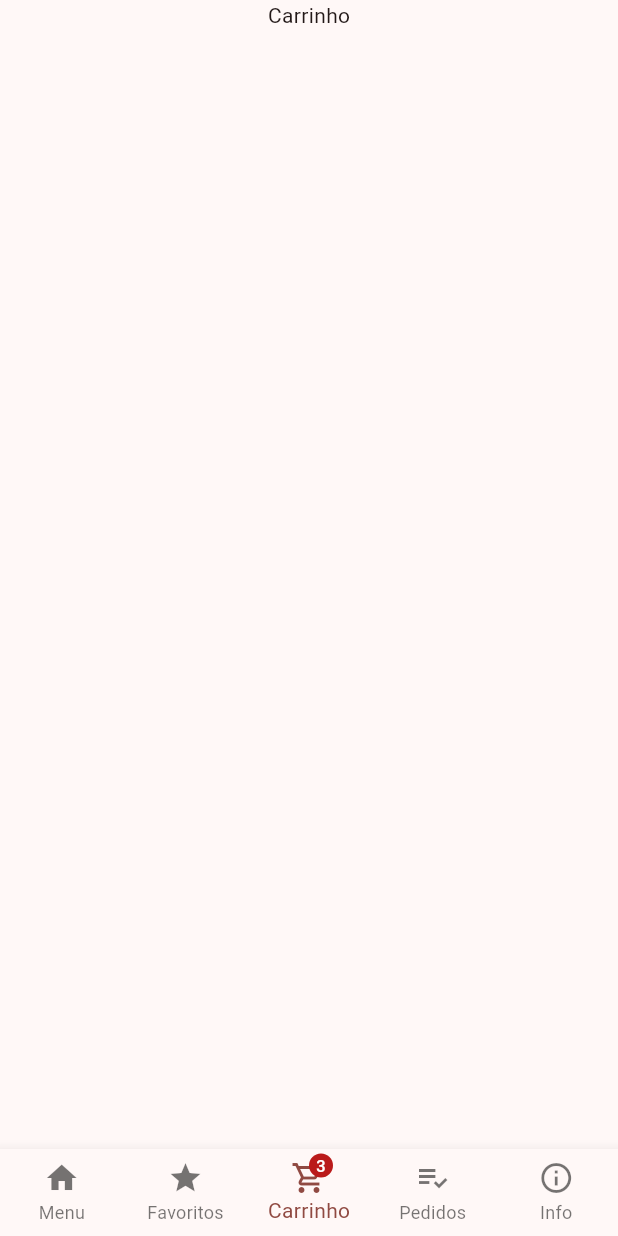
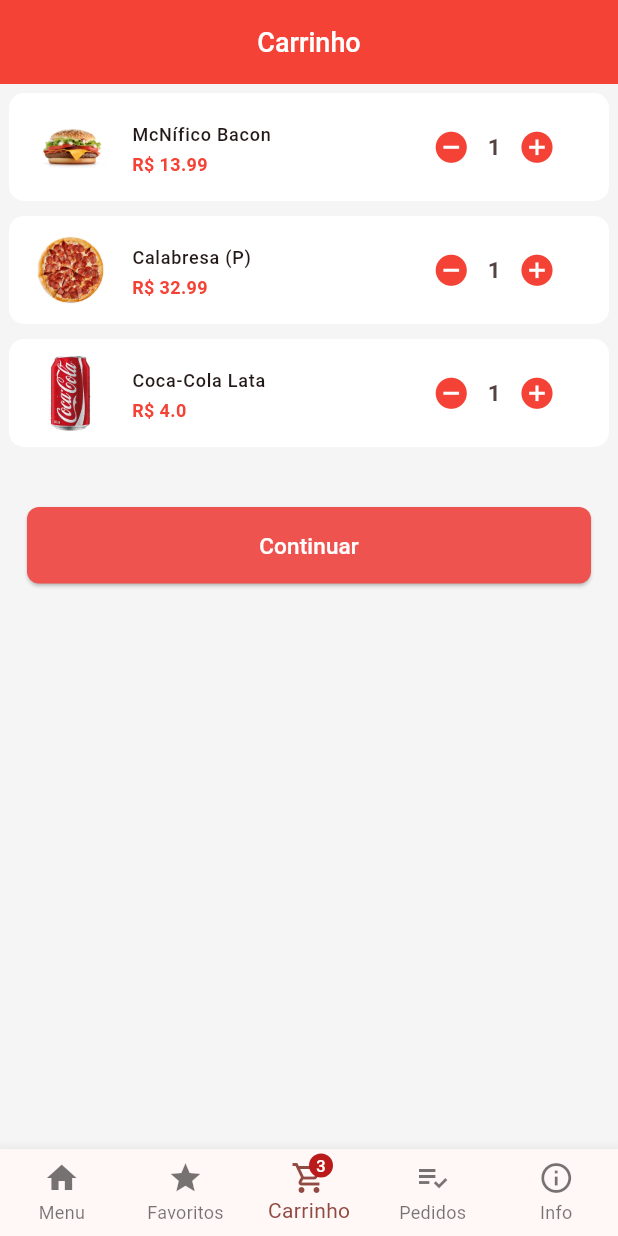
Before and after one commit to melquetrindade/delivery_app, a Flutter app: the screen it shows after launch, swiped to page 3, on a phone screen of 412 x 824 dp. Run offline on Flutter 3.47's test engine with Material 3 defaults, Android fonts, the phone set to English and light mode, and no system bars; network calls fail.

Commit message:
criando a tela de item_produto e desenvolvendo a lógica de adicionar produto ao carrinho

```diff
--- a/delivery_app/lib/pages/carrinho_page.dart
+++ b/delivery_app/lib/pages/carrinho_page.dart
@@ -1,6 +1,6 @@
-import 'package:delivery_app/models/produto.dart';
 import 'package:delivery_app/repository/carrinho.dart';
 import 'package:flutter/material.dart';
+import 'package:flutter/widgets.dart';
 import 'package:provider/provider.dart';
 
 class CarrinhoPage extends StatefulWidget {
@@ -11,57 +11,131 @@ class CarrinhoPage extends StatefulWidget {
 }
 
 class _CarrinhoPageState extends State<CarrinhoPage> {
-  late List<Produto> listaCarrinho;
+  late List<ItemCarrinho> listaCarrinho;
   late CarrinhoRepository carrinho;
-
-  addAoCarrinho(Produto produto) {
-    carrinho.addProduto(produto);
-  }
 
   @override
   Widget build(BuildContext context) {
-    print('mudou o carrinho pages');
     carrinho = context.watch<CarrinhoRepository>();
     listaCarrinho = carrinho.objCarrinho;
-    listaCarrinho.forEach((element) => print(element.nome));
+    //listaCarrinho.forEach((element) => print(element.itemProduto.nome));
 
     return Scaffold(
-      body: Column(
-        children: [
-          Center(
-            child: Text('Carrinho'),
+      backgroundColor: Colors.grey[100],
+      appBar: AppBar(
+        backgroundColor: Colors.red,
+        centerTitle: true,
+        title: Text(
+          'Carrinho',
+          style: TextStyle(
+              color: Colors.white, fontSize: 18, fontWeight: FontWeight.w500),
         ),
-          /*
-          Padding(
-            padding: EdgeInsets.only(top: 120),
+      ),
+      body: SingleChildScrollView(
+        child: Padding(
+          padding: EdgeInsets.all(6),
+          child: listaCarrinho.isEmpty
+              ? ListTile(
+                  leading: Icon(Icons.favorite),
+                  title: Text('Ainda não há produtos favoritos'),
+                )
+              : Column(children: [
+                  loadCarrinho(),
+                  Align(
+                    alignment: Alignment.bottomCenter,
+                    child: Padding(
+                      padding:
+                          const EdgeInsets.only(left: 12, right: 12, top: 30),
                       child: Container(
                         width: MediaQuery.of(context).size.width,
                         child: ElevatedButton(
                           style: ButtonStyle(
                             backgroundColor: MaterialStateProperty.all<Color>(
                                 Colors.red.shade400), // Cor de fundo
-                  shape: MaterialStateProperty.all<RoundedRectangleBorder>(
+                            shape: MaterialStateProperty.all<
+                                RoundedRectangleBorder>(
                               RoundedRectangleBorder(
-                      borderRadius: BorderRadius.circular(8), // Raio dos cantos
+                                borderRadius:
+                                    BorderRadius.circular(8), // Raio dos cantos
                                 side: BorderSide.none, // Remove a borda
                               ),
                             ),
                           ),
-                onPressed: () {
-                  addPro();
-                },
+                          onPressed: () {},
                           child: Padding(
                             padding: const EdgeInsets.only(top: 15, bottom: 15),
                             child: Text(
-                    'Adicionar ao Carrinho',
-                    style: TextStyle(color: Colors.white, fontSize: 15),
+                              'Continuar',
+                              style:
+                                  TextStyle(color: Colors.white, fontSize: 15),
                             ),
                           ),
                         ),
                       ),
-          )*/
-        ],
+                    ),
+                  ),
+                ]),
+        ),
       ),
     );
   }
+
+  loadCarrinho() {
+    List<Widget> widgets = [];
+    int qtdProduto = 0;
+    String nome = '';
+    String tam = '';
+    for (var item in listaCarrinho) {
+      qtdProduto = item.qtd;
+      nome = item.itemProduto.nome;
+      tam = item.tamanho;
+
+      widgets.add(Container(
+        margin: EdgeInsets.only(bottom: 10),
+        decoration: BoxDecoration(
+          color: Colors.white,
+          borderRadius: BorderRadius.circular(10),
+        ),
+        child: ListTile(
+          leading: SizedBox(
+              width: 50,
+              child: Image.asset(item.itemProduto.img, fit: BoxFit.fill)),
+          title: Text(item.itemProduto.categoria == 'Pizza' ? '$nome ($tam)' : '$nome',
+              style: TextStyle(fontWeight: FontWeight.w500, fontSize: 12)),
+          subtitle: Text(
+            'R\$ ${item.itemProduto.valor}',
+            style: TextStyle(
+                fontWeight: FontWeight.w600, color: Colors.red, fontSize: 12),
+          ),
+          trailing: Container(
+            child: Row(
+              mainAxisSize: MainAxisSize.min,
+              children: [
+                IconButton(
+                  onPressed: () {},
+                  icon: Icon(
+                    Icons.remove_circle,
+                    color: Colors.red,
+                    size: 25,
+                  ),
+                ),
+                Container(
+                    child: Center(
+                        child: Text(
+                  '$qtdProduto',
+                  style: TextStyle(fontWeight: FontWeight.w600, fontSize: 15),
+                ))),
+                IconButton(
+                    onPressed: () {},
+                    icon: Icon(Icons.add_circle, color: Colors.red, size: 25))
+              ],
+            ),
+          ),
+        ),
+      ));
     }
+    return Column(
+      children: widgets,
+    );
+  }
+}
--- a/delivery_app/lib/repository/carrinho.dart
+++ b/delivery_app/lib/repository/carrinho.dart
@@ -1,34 +1,52 @@
 import 'package:delivery_app/models/produto.dart';
 import 'package:flutter/material.dart';
 
+class ItemCarrinho {
+  Produto itemProduto;
+  int qtd;
+  String tamanho;
+
+  ItemCarrinho(
+      {required this.itemProduto, this.qtd = 0, this.tamanho = 'null'});
+}
+
 class CarrinhoRepository extends ChangeNotifier {
-  List<Produto> _carrinho = [];
-  List<Produto> _dbFirebase = [
-    Produto(
+  List<ItemCarrinho> _carrinho = [];
+  List<ItemCarrinho> _dbFirebase = [
+    ItemCarrinho(
+        itemProduto: Produto(
             'McNífico Bacon',
             'assets/hamburguer/mcNificoBacon.png',
             'Um hambúrguer (carne 100% bovina), bacon, alface americana, cebola, queijo processado sabor cheddar, tomate, maionese, ketchup, mostarda e pão com gergelim.',
             'Hambúrguer',
             13.99),
-    Produto(
+        qtd: 1,
+        tamanho: 'null'),
+    ItemCarrinho(
+        itemProduto: Produto(
             'Calabresa',
             'assets/pizza/calabresa.jpg',
             'Desfrute do clássico sabor refrescante da Coca-Cola em uma lata conveniente de 330ml.',
             'Pizza',
             32.99),
-    Produto(
+        qtd: 1,
+        tamanho: 'P'),
+    ItemCarrinho(
+        itemProduto: Produto(
             'Coca-Cola Lata',
             'assets/bebidas/coca_lata.jpg',
             'Um hambúrguer (carne 100% bovina), bacon, alface americana, cebola, queijo processado sabor cheddar, tomate, maionese, ketchup, mostarda e pão com gergelim.',
             'Bebida',
             4.00),
+        qtd: 1,
+        tamanho: 'null')
   ];
 
   CarrinhoRepository() {
     iniciarState();
   }
 
-  List<Produto> get objCarrinho => _carrinho;
+  List<ItemCarrinho> get objCarrinho => _carrinho;
 
   iniciarState() {
     _dbFirebase.forEach((element) {
@@ -36,20 +54,55 @@ class CarrinhoRepository extends ChangeNotifier {
     });
   }
 
-  addProduto(Produto produto) {
-    print('add ao carrinho');
+  addProduto(ItemCarrinho produto) {
+    List<ItemCarrinho> hasAdd = [];
+    int id = 0;
+    if (produto.itemProduto.categoria == 'Pizza') {
+      _carrinho.asMap().forEach((index, item) {
+        if (item.itemProduto.nome == produto.itemProduto.nome &&
+            item.tamanho == produto.tamanho) {
+          hasAdd.add(item);
+          id = index;
+        }
+      });
+      if (!hasAdd.isEmpty) {
+        print('entrou no de pizza');
+        _carrinho[id].qtd ++;
+        _dbFirebase[id].qtd = _carrinho[id].qtd;
+        print(_carrinho[id].qtd);
+      } else {
         _dbFirebase.add(produto);
         _carrinho.add(produto);
-
-    print(_carrinho.length);
+      }
+    } else {
+      _carrinho.asMap().forEach((index, item) {
+        if (item.itemProduto.nome == produto.itemProduto.nome) {
+          hasAdd.add(item);
+          id = index;
+        }
+      });
+      if (!hasAdd.isEmpty) {
+        print('entrou no que não é pizza');
+        _carrinho[id].qtd ++;
+        _dbFirebase[id].qtd = _carrinho[id].qtd;
+        print(_carrinho[id].qtd);
+        //print('add ao carrinho');
+        //print(_carrinho.length);
+      } else {
+        _dbFirebase.add(produto);
+        _carrinho.add(produto);
+      }
+    }
+    //_dbFirebase.where((item) => item.itemProduto.nome == produto.nome).toList();
 
     notifyListeners();
   }
 
+  /*
   deleteProduto(Produto produto) {
     _dbFirebase.removeWhere((element) => element.nome == produto.nome);
     _carrinho.removeWhere((element) => element.nome == produto.nome);
 
     notifyListeners();
+  }*/
 }
-}
```
Also changed, not shown: delivery_app/lib/widgets/homePage/lista_produtos.dart (+8 -2 lines), delivery_app/lib/widgets/produtosDetails/components_body.dart (+37 -5 lines). Lines whose indentation alone changed are shown as unchanged.
